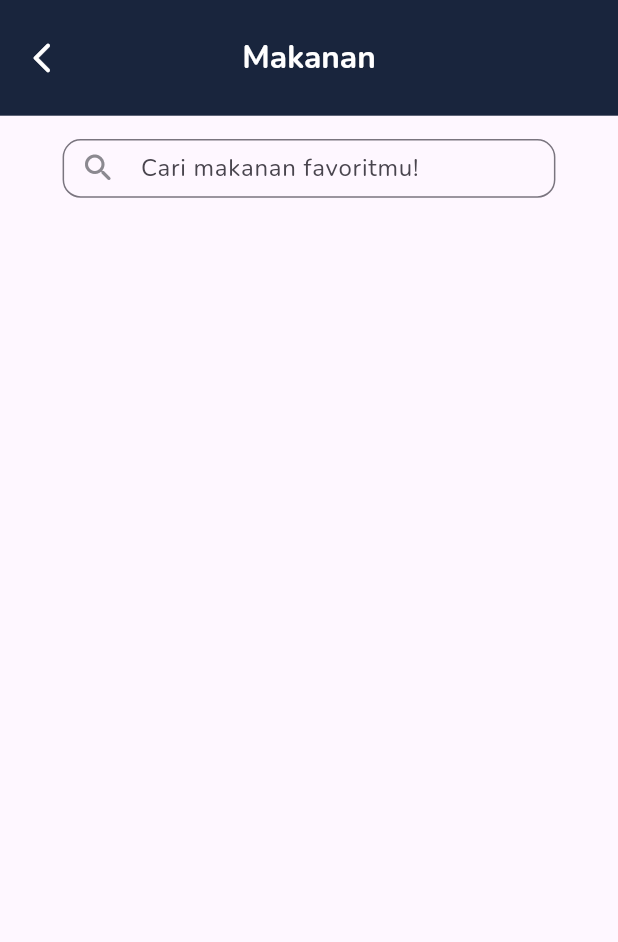
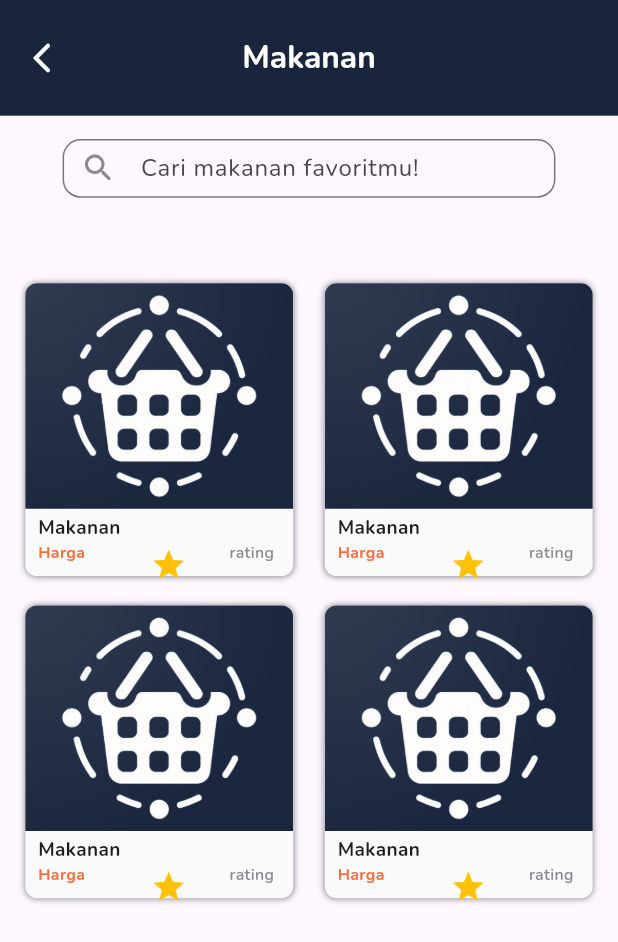
Before and after one commit to snopflake/mager_spot, a Flutter app: the Makanan screen opened directly, on a phone screen of 412 x 824 dp. Shown: the top 942 px of the screen. Run offline on Flutter 3.47's test engine with Material 3 defaults, Android fonts, the phone set to English and light mode, and no system bars; our stand-ins replace bloc, dio, flutter_bloc, flutter_screenutil, google_fonts, shared_preferences; accounts and stored records are empty.

Commit message:
makanan card

```diff
--- a/lib/app/pages/auth/masuk/pembeli/masuk_pembeli.dart
+++ b/lib/app/pages/auth/masuk/pembeli/masuk_pembeli.dart
@@ -220,10 +220,9 @@ class _MasukPembeliState extends State<MasukPembeli> {
             width: mediaSize.width,
             round: 24.r,
             onClicked: () {
-                context
-                    .read<AuthCubit>()
-                    .login(emailController.text, passwordController.text);
-              },
+                  Navigator.pushReplacement(context,
+                      MaterialPageRoute(builder: (_) => const MainPembeli()));
+                },
           ),
 
           SizedBox(
--- a/lib/app/pages/auth/masuk/penjual/masuk_penjual.dart
+++ b/lib/app/pages/auth/masuk/penjual/masuk_penjual.dart
@@ -222,8 +222,11 @@ class _MasukPenjualState extends State<MasukPenjual> {
             colorText: ColorStyles.primaryBase,
             width: mediaSize.width.w,
             round: 24.r,
-            onClicked: () => Navigator.push(context,
-                MaterialPageRoute(builder: ((context) => MainPenjual()))),
+            onClicked: () {
+                context
+                    .read<AuthCubit>()
+                    .login(emailController.text, passwordController.text);
+              },
           ),
 
           SizedBox(
--- a/lib/app/pages/home pembeli/main_pembeli.dart
+++ b/lib/app/pages/home pembeli/main_pembeli.dart
@@ -1,7 +1,7 @@
 import 'package:flutter/material.dart';
-import 'package:mager_spot/app/pages/home%20pembeli/navbar%20page/history_pembeli.dart';
-import 'package:mager_spot/app/pages/home%20pembeli/navbar%20page/homepage_pembeli.dart';
-import 'package:mager_spot/app/pages/home%20pembeli/navbar%20page/profil_pembeli.dart';
+import 'package:mager_spot/app/pages/home%20pembeli/navbar/history%20page/history_pembeli.dart';
+import 'package:mager_spot/app/pages/home%20pembeli/navbar/home%20page/homepage_pembeli.dart';
+import 'package:mager_spot/app/pages/home%20pembeli/navbar/profil%20page/profil_pembeli.dart';
 import 'package:mager_spot/app/styles/color_styles.dart';
 
 class MainPembeli extends StatefulWidget {
--- a/lib/app/pages/home pembeli/navbar page/kategori/widget makanan/makanan_card.dart
+++ /dev/null
@@ -1,35 +0,0 @@
-import 'package:flutter/material.dart';
-import 'package:flutter_screenutil/flutter_screenutil.dart';
-import 'package:google_fonts/google_fonts.dart';
-import 'package:mager_spot/app/pages/home%20pembeli/main_pembeli.dart';
-import 'package:mager_spot/app/pages/home%20pembeli/navbar%20page/widget%20homepage/search_bar.dart';
-import 'package:mager_spot/app/styles/color_styles.dart';
-import 'package:mager_spot/data/models/makanan_model.dart';
-
-class MakananCard extends StatelessWidget {
-   final String judul;
-   final String harga;
-    final String rating;
-    final String gambar;
-    MakananCard({
-      required this.judul,
-      required this.harga,
-      required this.rating,
-      required this.gambar,
-    });
-
-  @override
-  Widget build(BuildContext context) {
-    return GridView.builder(
-      physics:  const NeverScrollableScrollPhysics(),
-      shrinkWrap: true,
-      gridDelegate: SliverGridDelegateWithFixedCrossAxisCount(crossAxisCount: 2),
-      // itemCount: FoodPost.length,
-      itemBuilder: (_, index) {
-        return Container(
-          color: ColorStyles.primary,
-        );
-      }
-      );
-  }
-}
--- a/lib/app/pages/home pembeli/navbar page/kategori/informasi_kos.dart
+++ b/lib/app/pages/home pembeli/navbar/home page/kategori/barang/barang.dart
@@ -3,15 +3,15 @@ import 'package:flutter/material.dart';
 import 'package:flutter_screenutil/flutter_screenutil.dart';
 import 'package:google_fonts/google_fonts.dart';
 import 'package:mager_spot/app/pages/home%20pembeli/main_pembeli.dart';
-import 'package:mager_spot/app/pages/home%20pembeli/navbar%20page/homepage_pembeli.dart';
-import 'package:mager_spot/app/pages/home%20pembeli/navbar%20page/widget%20homepage/category_card.dart';
-import 'package:mager_spot/app/pages/home%20pembeli/navbar%20page/widget%20homepage/search_screen_homepage.dart';
-import 'package:mager_spot/app/pages/home%20pembeli/navbar%20page/widget%20homepage/search_bar.dart';
-import 'package:mager_spot/app/pages/home%20pembeli/navbar%20page/widget%20homepage/category.dart';
+import 'package:mager_spot/app/pages/home%20pembeli/navbar/home%20page/homepage_pembeli.dart';
+import 'package:mager_spot/app/pages/home%20pembeli/navbar/home%20page/widget%20homepage/category_card.dart';
+import 'package:mager_spot/app/pages/home%20pembeli/navbar/home%20page/widget%20homepage/search_screen_homepage.dart';
+import 'package:mager_spot/app/pages/home%20pembeli/navbar/home%20page/widget%20homepage/search_bar.dart';
+import 'package:mager_spot/app/pages/home%20pembeli/navbar/home%20page/widget%20homepage/category.dart';
 import 'package:mager_spot/app/styles/color_styles.dart';
 
-class InformasiKos extends StatelessWidget {
-  const InformasiKos({super.key});
+class Barang extends StatelessWidget {
+  const Barang({super.key});
 
   @override
   Widget build(BuildContext context) {
@@ -34,7 +34,7 @@ class InformasiKos extends StatelessWidget {
 
         //Judul Appbar
         backgroundColor: ColorStyles.primary,
-        title: Text("Informasi Kos",
+        title: Text("Barang",
           style: GoogleFonts.nunito(
             fontSize: 20.sp,
             fontWeight: FontWeight.bold,
--- a/lib/app/pages/home pembeli/navbar page/kategori/makanan.dart
+++ b/lib/app/pages/home pembeli/navbar/home page/kategori/informasi kos/informasi_kos.dart
@@ -1,12 +1,17 @@
+import 'dart:async';
 import 'package:flutter/material.dart';
 import 'package:flutter_screenutil/flutter_screenutil.dart';
 import 'package:google_fonts/google_fonts.dart';
 import 'package:mager_spot/app/pages/home%20pembeli/main_pembeli.dart';
-import 'package:mager_spot/app/pages/home%20pembeli/navbar%20page/widget%20homepage/search_bar.dart';
+import 'package:mager_spot/app/pages/home%20pembeli/navbar/home%20page/homepage_pembeli.dart';
+import 'package:mager_spot/app/pages/home%20pembeli/navbar/home%20page/widget%20homepage/category_card.dart';
+import 'package:mager_spot/app/pages/home%20pembeli/navbar/home%20page/widget%20homepage/search_screen_homepage.dart';
+import 'package:mager_spot/app/pages/home%20pembeli/navbar/home%20page/widget%20homepage/search_bar.dart';
+import 'package:mager_spot/app/pages/home%20pembeli/navbar/home%20page/widget%20homepage/category.dart';
 import 'package:mager_spot/app/styles/color_styles.dart';
 
-class Makanan extends StatelessWidget {
-  const Makanan({super.key});
+class InformasiKos extends StatelessWidget {
+  const InformasiKos({super.key});
 
   @override
   Widget build(BuildContext context) {
@@ -29,7 +34,7 @@ class Makanan extends StatelessWidget {
 
         //Judul Appbar
         backgroundColor: ColorStyles.primary,
-        title: Text("Makanan",
+        title: Text("Informasi Kos",
           style: GoogleFonts.nunito(
             fontSize: 20.sp,
             fontWeight: FontWeight.bold,
@@ -45,13 +50,6 @@ class Makanan extends StatelessWidget {
           children: [
             SizedBox(height: 16.h,),
 
-            //SearchBar
-            Center(
-              child: SearchBarKu(
-                controller: makananController,
-                text: "Cari makanan favoritmu!"
-              ),
-            ),
 
 
 
--- a/lib/app/pages/home pembeli/navbar page/kategori/barang.dart
+++ b/lib/app/pages/home pembeli/navbar/home page/kategori/makanan/makanan.dart
@@ -1,17 +1,13 @@
-import 'dart:async';
 import 'package:flutter/material.dart';
 import 'package:flutter_screenutil/flutter_screenutil.dart';
 import 'package:google_fonts/google_fonts.dart';
 import 'package:mager_spot/app/pages/home%20pembeli/main_pembeli.dart';
-import 'package:mager_spot/app/pages/home%20pembeli/navbar%20page/homepage_pembeli.dart';
-import 'package:mager_spot/app/pages/home%20pembeli/navbar%20page/widget%20homepage/category_card.dart';
-import 'package:mager_spot/app/pages/home%20pembeli/navbar%20page/widget%20homepage/search_screen_homepage.dart';
-import 'package:mager_spot/app/pages/home%20pembeli/navbar%20page/widget%20homepage/search_bar.dart';
-import 'package:mager_spot/app/pages/home%20pembeli/navbar%20page/widget%20homepage/category.dart';
+import 'package:mager_spot/app/pages/home%20pembeli/navbar/home%20page/kategori/makanan/widget%20makanan/makanan_card.dart';
+import 'package:mager_spot/app/pages/home%20pembeli/navbar/home%20page/widget%20homepage/search_bar.dart';
 import 'package:mager_spot/app/styles/color_styles.dart';
 
-class Barang extends StatelessWidget {
-  const Barang({super.key});
+class Makanan extends StatelessWidget {
+  const Makanan({super.key});
 
   @override
   Widget build(BuildContext context) {
@@ -34,7 +30,7 @@ class Barang extends StatelessWidget {
 
         //Judul Appbar
         backgroundColor: ColorStyles.primary,
-        title: Text("Barang",
+        title: Text("Makanan",
           style: GoogleFonts.nunito(
             fontSize: 20.sp,
             fontWeight: FontWeight.bold,
@@ -46,14 +42,37 @@ class Barang extends StatelessWidget {
       //Body
       body: Padding(
         padding: EdgeInsets.symmetric(horizontal: 16.w),
-        child: Column(
-          children: [
-            SizedBox(height: 16.h,),
+        child: SingleChildScrollView(
+          child: Column(
+            children: [
+              SizedBox(height: 16.h,),
+
+              //SearchBar
+              Center(
+                child: SearchBarKu(
+                  controller: makananController,
+                  text: "Cari makanan favoritmu!"
+                ),
+              ),
+
+              SizedBox(height: 16.h),
+
+              //Filter
+              SizedBox(height: 26.h),
+
+              SizedBox(height: 16,),
+
+              MakananCard(
+                judul: "resep",
+                harga: "Rp.20.0000",
+                rating: "4.5",
+                gambar: ""
+                ),
 
 
 
-
-          ],
+            ],
+          ),
         ),
       ),
     );
--- /dev/null
+++ b/lib/app/pages/home pembeli/navbar/home page/kategori/makanan/widget makanan/makanan_card.dart
@@ -0,0 +1,125 @@
+import 'package:flutter/material.dart';
+import 'package:flutter_screenutil/flutter_screenutil.dart';
+import 'package:google_fonts/google_fonts.dart';
+import 'package:mager_spot/app/styles/color_styles.dart';
+import 'package:mager_spot/data/models/makanan_model.dart';
+
+class MakananCard extends StatelessWidget {
+   final String judul;
+   final String harga;
+    final String rating;
+    final String gambar;
+    MakananCard({
+      required this.judul,
+      required this.harga,
+      required this.rating,
+      required this.gambar,
+    });
+
+  @override
+  Widget build(BuildContext context) {
+    return GridView.builder(
+      physics:  const NeverScrollableScrollPhysics(),
+      shrinkWrap: true,
+      gridDelegate: SliverGridDelegateWithFixedCrossAxisCount(
+        //pecah jadi dua
+        crossAxisCount: 2,
+        //jarak ke samping
+        crossAxisSpacing: 20.w,
+        //jarak ke bawah
+        mainAxisSpacing: 20.h,
+        //height
+        mainAxisExtent: 200.h,
+        ),
+
+      //Jumlah dari API
+      itemCount: 4,
+
+      itemBuilder: (_, index) {
+        return Container(
+          decoration: BoxDecoration(
+            borderRadius: BorderRadius.circular(8.r),
+            color: ColorStyles.lightGrey,
+            boxShadow: [BoxShadow(
+              color: ColorStyles.darkGrey,
+              blurRadius: 3.0,
+              spreadRadius: 0,
+            )]
+
+          ),
+          child: Column(
+            children: [
+             ClipRRect(
+              borderRadius: BorderRadius.only(
+                topLeft: Radius.circular(8.r),
+                topRight: Radius.circular(8.r)),
+
+              //Input gambar dri API
+               child: Image.asset("assets/Mager.png",
+               height: 154.h,
+               width: double.infinity.w,
+               fit: BoxFit.cover,
+               ),
+             ),
+            Padding(
+              padding: EdgeInsets.fromLTRB(8.w, 4.h, 12.w, 8.h),
+              child: Column(
+                children: [
+
+                  //Input Judul
+                  Row(
+                    mainAxisAlignment: MainAxisAlignment.start,
+                    children: [
+                      Text("Makanan",
+                        style: GoogleFonts.nunito(
+                          fontSize: 12.sp,
+                          fontWeight: FontWeight.bold,
+                          color: ColorStyles.pureBlack
+                        ),),
+                    ],
+                  ),
+
+                  Row(
+                    mainAxisAlignment: MainAxisAlignment.spaceBetween,
+                    children: [
+
+                      //Input Rating
+                      Text("Harga",
+                        style: GoogleFonts.nunito(
+                          fontSize: 10.sp,
+                          fontWeight: FontWeight.bold,
+                          color: ColorStyles.secondary
+                        ),
+                      ),
+
+                      Container(
+                        width: 8.w,
+                        height: 8.h,
+                        child: Icon(
+                          Icons.star,
+                          color: Colors.amber,
+                          ),
+                      ),
+
+                      //Input Rating
+                      Text("rating",
+                        style: GoogleFonts.nunito(
+                          fontSize: 10.sp,
+                          fontWeight: FontWeight.w600,
+                          color: ColorStyles.darkGrey
+                        ),
+                      )
+                    ],
+                  ),
+
+
+                ],
+              ),
+            )
+            ],
+          ),
+        );
+      }
+      );
+  }
+}
--- a/lib/app/pages/home pembeli/navbar page/widget homepage/category_card.dart
+++ b/lib/app/pages/home pembeli/navbar/home page/widget homepage/category_card.dart
@@ -1,11 +1,11 @@
 import 'package:flutter/material.dart';
 import 'package:flutter_screenutil/flutter_screenutil.dart';
 import 'package:google_fonts/google_fonts.dart';
-import 'package:mager_spot/app/pages/home%20pembeli/navbar%20page/kategori/barang.dart';
-import 'package:mager_spot/app/pages/home%20pembeli/navbar%20page/kategori/informasi_kos.dart';
-import 'package:mager_spot/app/pages/home%20pembeli/navbar%20page/kategori/makanan.dart';
-import 'package:mager_spot/app/pages/home%20pembeli/navbar%20page/kategori/ojek_online.dart';
-import 'package:mager_spot/app/pages/home%20pembeli/navbar%20page/widget%20homepage/category.dart';
+import 'package:mager_spot/app/pages/home%20pembeli/navbar/home%20page/kategori/barang/barang.dart';
+import 'package:mager_spot/app/pages/home%20pembeli/navbar/home%20page/kategori/informasi%20kos/informasi_kos.dart';
+import 'package:mager_spot/app/pages/home%20pembeli/navbar/home%20page/kategori/makanan/makanan.dart';
+import 'package:mager_spot/app/pages/home%20pembeli/navbar/home%20page/kategori/ojek%20online/ojek_online.dart';
+import 'package:mager_spot/app/pages/home%20pembeli/navbar/home%20page/widget%20homepage/category.dart';
 import 'package:mager_spot/app/styles/color_styles.dart';
 
 class CategoryCard extends StatelessWidget {
@@ -18,22 +18,22 @@ class CategoryCard extends StatelessWidget {
     return GestureDetector(
       onTap: () {
          if (category.name == "OJEK ONLINE") {
-          Navigator.pushReplacement(
+          Navigator.push(
             context,
             MaterialPageRoute(builder: (context) => OjekOnline()),
           );
         } else if (category.name == "MAKANAN") {
-          Navigator.pushReplacement(
+          Navigator.push(
             context,
             MaterialPageRoute(builder: (context) => Makanan()),
           );
         } else if (category.name == "INFORMASI KOS") {
-          Navigator.pushReplacement(
+          Navigator.push(
             context,
             MaterialPageRoute(builder: (context) => InformasiKos()),
           );
         } else if (category.name == "BARANG") {
-          Navigator.pushReplacement(
+          Navigator.push(
             context,
             MaterialPageRoute(builder: (context) => Barang()),
           );
--- a/lib/app/pages/home pembeli/navbar page/widget homepage/search_screen_homepage.dart
+++ b/lib/app/pages/home pembeli/navbar/home page/widget homepage/search_screen_homepage.dart
@@ -1,5 +1,5 @@
 import 'package:flutter/material.dart';
-import 'package:mager_spot/app/pages/home%20pembeli/navbar%20page/widget%20homepage/search_bar.dart';
+import 'package:mager_spot/app/pages/home%20pembeli/navbar/home%20page/widget%20homepage/search_bar.dart';
 
 class SearchScreenHomePage extends StatefulWidget {
   const SearchScreenHomePage({super.key});
```
Also changed, not shown: lib/app/pages/home pembeli/navbar/home page/homepage_pembeli.dart (renamed from lib/app/pages/home pembeli/navbar page/homepage_pembeli.dart, +4 -4 lines), lib/app/pages/home pembeli/navbar/home page/kategori/ojek online/ojek_online.dart (renamed from lib/app/pages/home pembeli/navbar page/kategori/ojek_online.dart, +5 -5 lines), lib/app/pages/home pembeli/navbar/history page/history_pembeli.dart (renamed from lib/app/pages/home pembeli/navbar page/history_pembeli.dart), lib/app/pages/home pembeli/navbar/home page/widget homepage/category.dart (renamed from lib/app/pages/home pembeli/navbar page/widget homepage/category.dart), lib/app/pages/home pembeli/navbar/home page/widget homepage/search_bar.dart (renamed from lib/app/pages/home pembeli/navbar page/widget homepage/search_bar.dart), lib/app/pages/home pembeli/navbar/profil page/profil_pembeli.dart (renamed from lib/app/pages/home pembeli/navbar page/profil_pembeli.dart).
